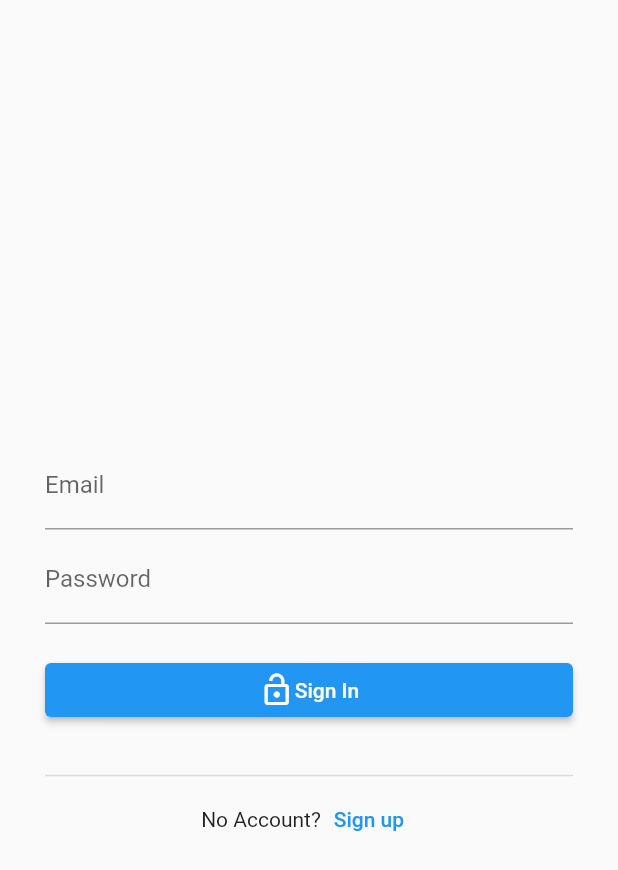
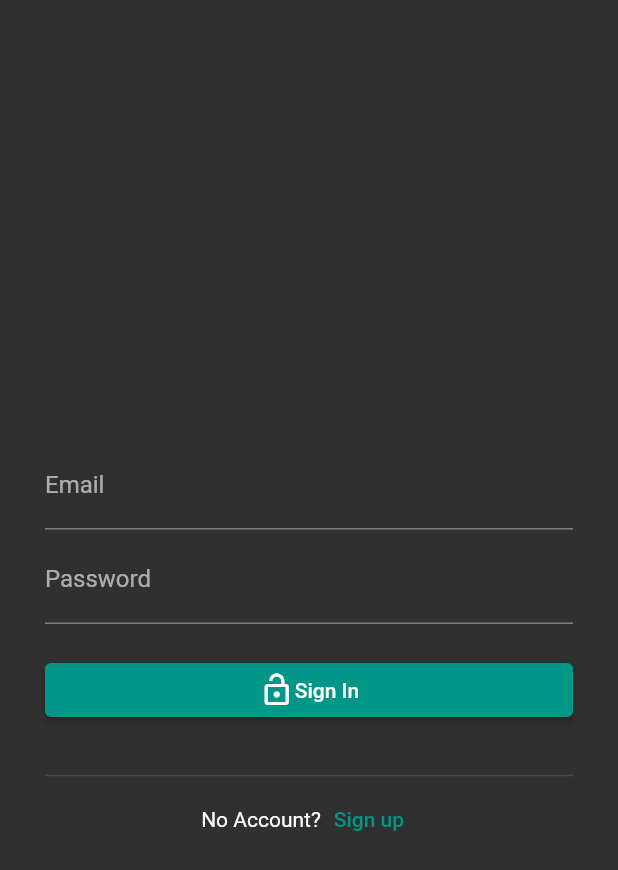
Before and after one commit to surafel58/Notice-Board-App-Student, a Flutter app: the screen it shows after launch, on a phone screen of 412 x 824 dp. Shown: the top 870 px of the screen. Run offline on Flutter 3.47's test engine with Material 2 defaults, Android fonts, the phone set to English and light mode, and no system bars; our stand-ins replace cloud_firestore, dio, email_validator, firebase_auth, firebase_core, firebase_storage and 2 more; accounts and stored records are empty.

Commit message:
added some feature

```diff
--- a/lib/constants.dart
+++ b/lib/constants.dart
@@ -1,3 +1,5 @@
+import 'package:flutter/material.dart';
+
 const Departments = [
   "Registrar",
   "Computer Science Department",
@@ -8,3 +10,5 @@ const Departments = [
   "Geography Department",
   "Sport Science Department",
 ];
+
+const kPrimaryColor = Colors.teal;
--- a/lib/detail_screen.dart
+++ b/lib/detail_screen.dart
@@ -40,7 +40,7 @@ class _DetailScreenState extends State<DetailScreen> {
 
     return Scaffold(
       appBar: AppBar(
-        title: const Text('Information'),
+        title: const Text('Files'),
       ),
       body: buildFileList(futureFiles),
     );
--- a/lib/login_screen.dart
+++ b/lib/login_screen.dart
@@ -30,12 +30,12 @@ class _LoginScreenState extends State<LoginScreen> {
         child: Column(
           mainAxisAlignment: MainAxisAlignment.center,
           children: [
-            SizedBox(
+            const SizedBox(
               height: 40,
             ),
             TextField(
               controller: emailController,
-              decoration: InputDecoration(labelText: "Email"),
+              decoration: const InputDecoration(labelText: "Email"),
               onTap: () {
                 setState(() {
                   visible = false;
@@ -47,7 +47,7 @@ class _LoginScreenState extends State<LoginScreen> {
             ),
             TextField(
               controller: passwordController,
-              decoration: InputDecoration(labelText: "Password"),
+              decoration: const InputDecoration(labelText: "Password"),
               obscureText: true,
               onTap: () {
                 setState(() {
@@ -107,8 +107,6 @@ class _LoginScreenState extends State<LoginScreen> {
                 Text("No Account?"),
                 TextButton(
                     onPressed: () {
-                      // Navigator.of(context)
-                      //     .pushReplacementNamed("/signupscreen");
                       Navigator.of(context).pushNamed("/signupscreen");
                     },
                     child: Text("Sign up")),
--- a/lib/main.dart
+++ b/lib/main.dart
@@ -8,9 +8,10 @@ import 'package:firebase_auth/firebase_auth.dart';
 import 'package:firebase_core/firebase_core.dart';
 import 'package:firebase_storage/firebase_storage.dart';
 
+import 'constants.dart';
 import 'detail_screen.dart';
 
-/// eyandandu department file mefterna kefilochu access endiareg mareg
+///loading screen mechemer
 Future main() async {
   WidgetsFlutterBinding.ensureInitialized();
   await Firebase.initializeApp();
@@ -28,6 +29,23 @@ class MyApp extends StatelessWidget {
       debugShowCheckedModeBanner: false,
       title: 'Digital Notice Board',
       initialRoute: '/',
+      theme: ThemeData.dark().copyWith(
+        textButtonTheme: TextButtonThemeData(
+          style: TextButton.styleFrom(foregroundColor: kPrimaryColor),
+        ),
+        inputDecorationTheme: const InputDecorationTheme(
+          focusedBorder: UnderlineInputBorder(
+            borderSide: BorderSide(width: 3, color: kPrimaryColor),
+          ),
+        ),
+        elevatedButtonTheme: ElevatedButtonThemeData(
+          style: ElevatedButton.styleFrom(backgroundColor: kPrimaryColor),
+        ),
+        appBarTheme: const AppBarTheme(
+          // centerTitle: true,
+          color: kPrimaryColor,
+        ),
+      ),
       routes: {
         '/': (context) => const MainScreen(),
         '/loginscreen': (context) => const LoginScreen(),
```
Also changed, not shown: lib/home_screen.dart (+0 -60 lines).
